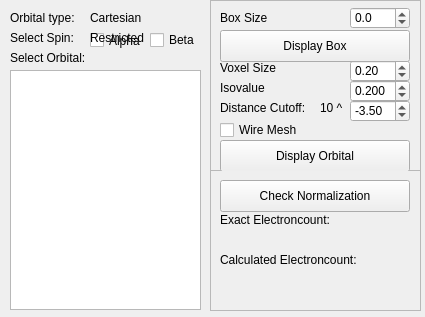
First picture: the form in src/molara/gui/mos_dialog.ui, repository Molara-Lab/Molara, before the edit.
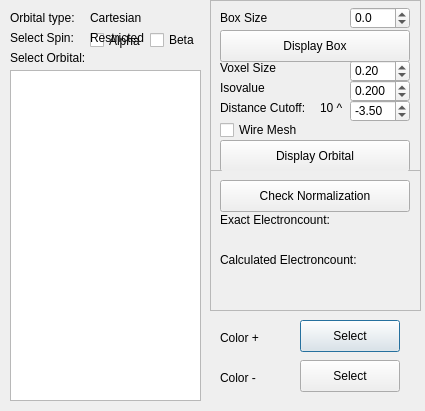
Second picture: the form after the edit.

Commit message: Add ability for custom colors for orbitals

```diff
--- a/src/molara/gui/mos_dialog.ui
+++ b/src/molara/gui/mos_dialog.ui
@@ -7,7 +7,7 @@
     <x>0</x>
     <y>0</y>
     <width>425</width>
-    <height>317</height>
+    <height>411</height>
    </rect>
   </property>
   <property name="minimumSize">
@@ -70,7 +70,7 @@
      <x>10</x>
      <y>70</y>
      <width>191</width>
-     <height>240</height>
+     <height>331</height>
     </rect>
    </property>
   </widget>
@@ -436,6 +436,58 @@
     </property>
    </widget>
   </widget>
+  <widget class="QLabel" name="label_11">
+   <property name="geometry">
+    <rect>
+     <x>220</x>
+     <y>330</y>
+     <width>58</width>
+     <height>16</height>
+    </rect>
+   </property>
+   <property name="text">
+    <string>Color +</string>
+   </property>
+  </widget>
+  <widget class="QLabel" name="label_12">
+   <property name="geometry">
+    <rect>
+     <x>220</x>
+     <y>370</y>
+     <width>58</width>
+     <height>16</height>
+    </rect>
+   </property>
+   <property name="text">
+    <string>Color -</string>
+   </property>
+  </widget>
+  <widget class="QPushButton" name="colorPlusButton">
+   <property name="geometry">
+    <rect>
+     <x>300</x>
+     <y>320</y>
+     <width>100</width>
+     <height>32</height>
+    </rect>
+   </property>
+   <property name="text">
+    <string>Select</string>
+   </property>
+  </widget>
+  <widget class="QPushButton" name="colorMinusButton">
+   <property name="geometry">
+    <rect>
+     <x>300</x>
+     <y>360</y>
+     <width>100</width>
+     <height>32</height>
+    </rect>
+   </property>
+   <property name="text">
+    <string>Select</string>
+   </property>
+  </widget>
  </widget>
  <resources/>
  <connections/>
```
The commit also changes 3 other files.
